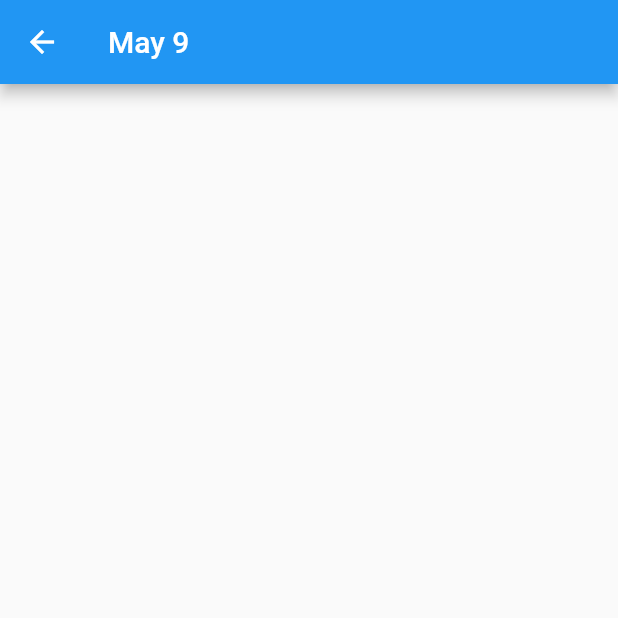
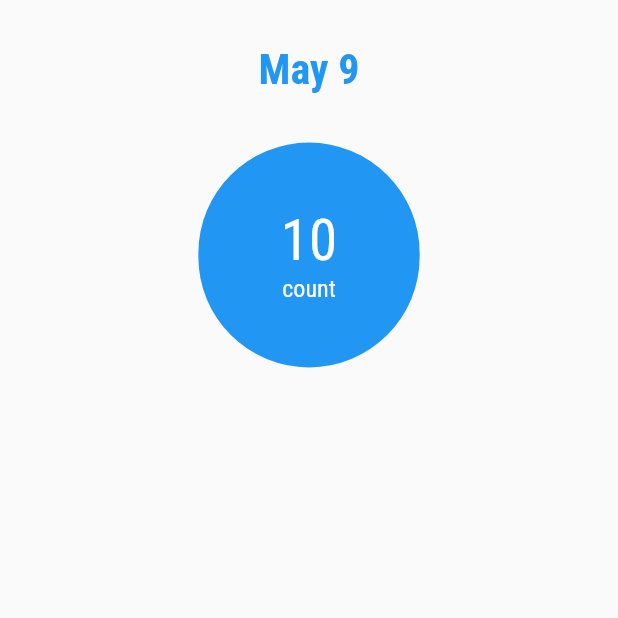
Before and after one commit to Akhila-Pagadala/RaspPi, a Flutter app: the screen it shows after launch, after a tap on an icon or button, on a phone screen of 412 x 824 dp, the top half of it. Run offline on Flutter 3.47's test engine with Material 2 defaults, Android fonts, the phone set to English and light mode, and no system bars; our stand-ins replace charts_flutter, google_fonts.

Commit message:
Added designing elements

```diff
--- a/secure_pi/lib/main.dart
+++ b/secure_pi/lib/main.dart
@@ -15,6 +15,6 @@ class MyApp extends StatelessWidget {
           visualDensity: VisualDensity.adaptivePlatformDensity,
         ),
         home: MyHomePage(),
-    );
+        debugShowCheckedModeBanner: false);
   }
 }
--- a/secure_pi/lib/pages/day_detail_page.dart
+++ b/secure_pi/lib/pages/day_detail_page.dart
@@ -1,7 +1,7 @@
 import 'package:flutter/material.dart';
+import 'package:google_fonts/google_fonts.dart';
 import 'package:intl/intl.dart';
 import 'package:securepi/logics/schema.dart';
-
 
 class DayDetailPage extends StatelessWidget {
   final List<Field> fields;
@@ -11,13 +11,73 @@ class DayDetailPage extends StatelessWidget {
 
   @override
   Widget build(BuildContext context) {
+    return Scaffold(
+      body: ListView(
+        children: <Widget>[
+          getHeader(),
+          getCountCircle(),
+        ],
+      ),
+    );
+  }
+
+  Widget getCountCircle() {
+    var radius = 75.0;
+    return Center(
+      child: Container(
+        height: radius * 2,
+        //width: radius * 2,
+        margin: EdgeInsets.only(top: 20, bottom: 20),
+        decoration: BoxDecoration(
+          color: Colors.blue,
+          borderRadius: BorderRadius.all(Radius.circular(radius)),
+        ),
+        child: Padding(
+          padding: const EdgeInsets.only(left: 55, right: 55),
+          child: Column(
+            mainAxisAlignment: MainAxisAlignment.center,
+            children: <Widget>[
+              Text(
+                fields.length.toString(),
+                style: GoogleFonts.robotoCondensed(
+                  textStyle: TextStyle(
+                    fontSize: 38,
+                    color: Colors.white,
+                  ),
+                ),
+              ),
+              Text(
+                "count",
+                style: GoogleFonts.robotoCondensed(
+                  textStyle: TextStyle(
+                    color: Colors.white,
+                    fontSize: 16,
+                  ),
+                ),
+              ),
+            ],
+          ),
+        ),
+      ),
+    );
+  }
+
+  Widget getHeader() {
     var formatter = new DateFormat('MMM d');
 
-    return Scaffold(
-      appBar: AppBar(
-        title: Text(formatter.format(date)),
+    return Padding(
+      padding: const EdgeInsets.only(top: 30, bottom: 12),
+      child: Text(
+        formatter.format(this.date),
+        textAlign: TextAlign.center,
+        style: GoogleFonts.robotoCondensed(
+          textStyle: TextStyle(
+            fontSize: 28,
+            color: Colors.blue,
+            fontWeight: FontWeight.bold,
+          ),
+        ),
       ),
-      body: Container(),
     );
   }
 }
--- a/secure_pi/lib/pages/home.dart
+++ b/secure_pi/lib/pages/home.dart
@@ -1,8 +1,12 @@
+import 'dart:ui';
+
 import 'package:flutter/material.dart';
 import 'package:intl/intl.dart';
 import 'package:securepi/logics/bloc.dart';
 import 'package:securepi/logics/schema.dart';
 import 'package:charts_flutter/flutter.dart' as charts;
+import 'package:google_fonts/google_fonts.dart';
+import 'package:securepi/settings.dart';
 
 import 'day_detail_page.dart';
 
@@ -12,16 +16,40 @@ class MyHomePage extends StatelessWidget {
     var today = DateTime.now();
 
     return Scaffold(
-      appBar: AppBar(
-        title: Text("Home Security"),
-      ),
       body: Container(
         color: Color(243),
         child: ListView.builder(
-          itemBuilder: (context, index) =>
-              DatedFieldsCard(today.subtract(Duration(days: index))),
+          itemBuilder: (context, index) {
+            if (index == 0) return getHeader();
+            index -= 1;
+
+            return DatedFieldsCard(today.subtract(Duration(days: index)));
+          },
           itemCount: 7,
         ),
+      ),
+    );
+  }
+
+  Widget getHeader() {
+    return Container(
+      padding: EdgeInsets.only(top: 20, bottom: 12, left: 22),
+      child: Column(
+        crossAxisAlignment: CrossAxisAlignment.start,
+        children: <Widget>[
+          Text(
+            "Home Security",
+            style: GoogleFonts.robotoCondensed(
+                textStyle: TextStyle(
+                    fontSize: 28,
+                    color: Colors.blue,
+                    fontWeight: FontWeight.bold)),
+          ),
+          Padding(
+            padding: const EdgeInsets.only(top: 8.0),
+            child: Text("Channel ID: ${HomeSecurityChannelInfo.channelId}"),
+          ),
+        ],
       ),
     );
   }
@@ -71,10 +99,19 @@ class _DatedFieldsCardState extends State<DatedFieldsCard> {
                 children: <Widget>[
                   Container(
                     height: 30,
+                    padding: EdgeInsets.only(left: 8),
                     child: Row(
                       mainAxisAlignment: MainAxisAlignment.spaceBetween,
                       children: <Widget>[
-                        Text(formatter.format(widget.date)),
+                        Text(
+                          formatter.format(widget.date),
+                          style: GoogleFonts.robotoCondensed(
+                            textStyle: TextStyle(
+                              fontSize: 18,
+                              color: Colors.blue,
+                            ),
+                          ),
+                        ),
                         getCounterWidget(fields),
                       ],
                     ),
--- a/secure_pi/pubspec.yaml
+++ b/secure_pi/pubspec.yaml
@@ -33,6 +33,7 @@ dependencies:
   intl: ^0.16.1
   charts_flutter: ^0.9.0
   animations: ^1.0.0+5
+  google_fonts: ^1.0.0
 
 
 dev_dependencies:
```
Also changed, not shown: secure_pi/pubspec.lock. Lines whose indentation alone changed are shown as unchanged.
